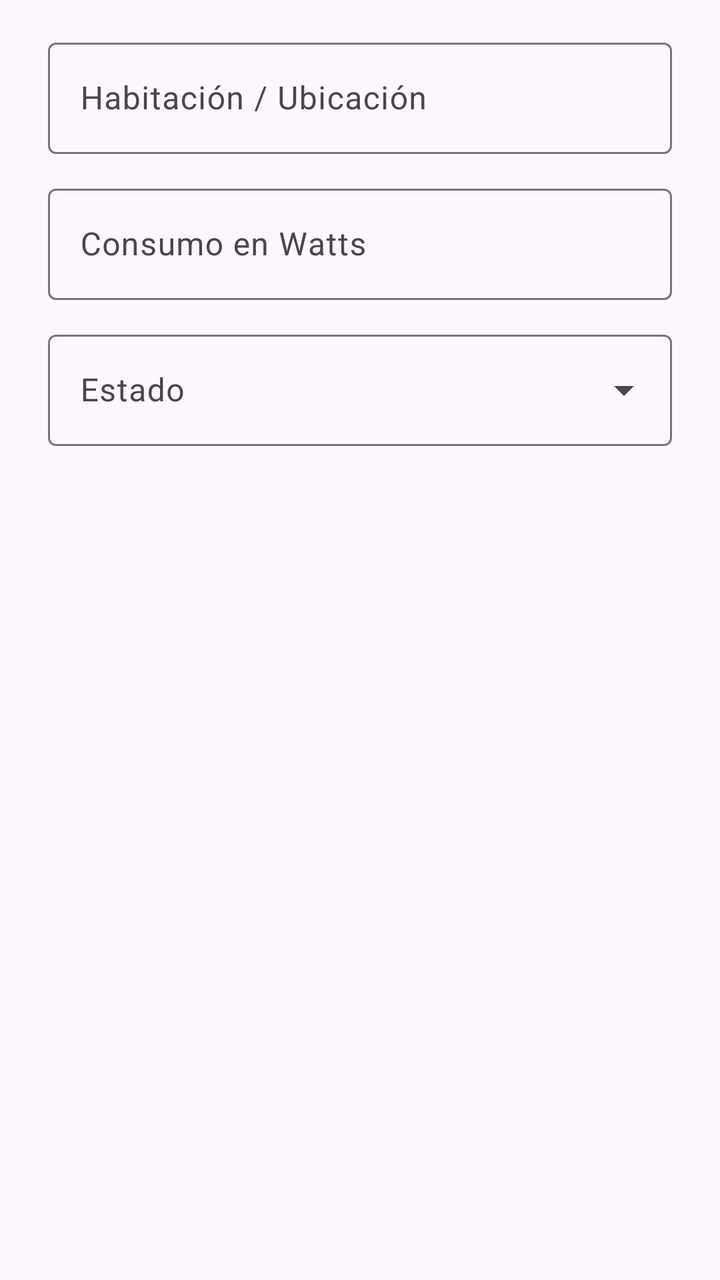
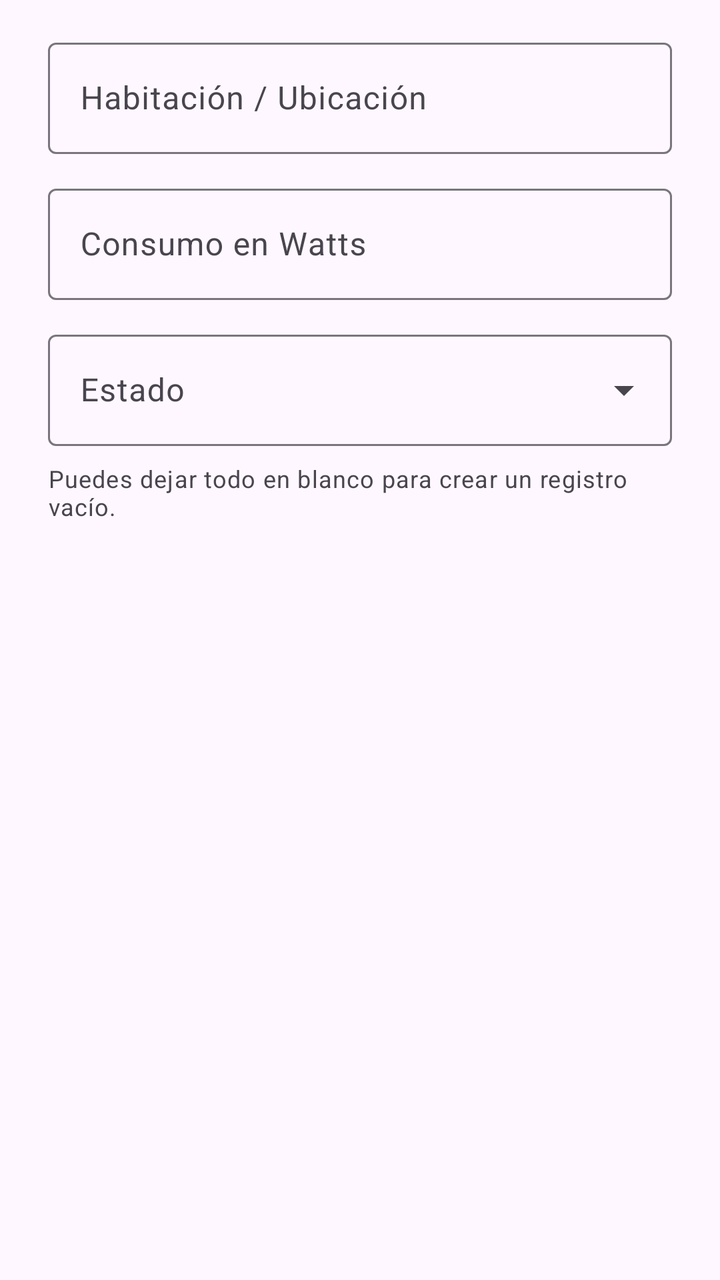

An Android layout rendered at two revisions. The XML below is the earlier revision; the diff shows what the commit changed to produce the second picture.
<!-- AndroidManifest.xml: application theme Theme.AppActividadIOT -->
<!-- res/layout/dialog_luz.xml -->
<?xml version="1.0" encoding="utf-8"?>
<LinearLayout xmlns:android="http://schemas.android.com/apk/res/android"
    xmlns:app="http://schemas.android.com/apk/res-auto"
    android:layout_width="match_parent"
    android:layout_height="wrap_content"
    android:orientation="vertical"
    android:paddingStart="24dp"
    android:paddingTop="16dp"
    android:paddingEnd="24dp"
    android:paddingBottom="8dp">

    <com.google.android.material.textfield.TextInputLayout
        android:id="@+id/tilHabitacion"
        style="@style/Widget.Material3.TextInputLayout.OutlinedBox"
        android:layout_width="match_parent"
        android:layout_height="wrap_content"
        android:layout_marginBottom="12dp"
        android:hint="@string/hint_habitacion">

        <com.google.android.material.textfield.TextInputEditText
            android:id="@+id/etHabitacion"
            android:layout_width="match_parent"
            android:layout_height="wrap_content"
            android:inputType="textCapSentences"
            android:maxLines="1" />
    </com.google.android.material.textfield.TextInputLayout>

    <com.google.android.material.textfield.TextInputLayout
        android:id="@+id/tilConsumoWatts"
        style="@style/Widget.Material3.TextInputLayout.OutlinedBox"
        android:layout_width="match_parent"
        android:layout_height="wrap_content"
        android:layout_marginBottom="12dp"
        android:hint="@string/hint_consumo_watts">

        <com.google.android.material.textfield.TextInputEditText
            android:id="@+id/etConsumoWatts"
            android:layout_width="match_parent"
            android:layout_height="wrap_content"
            android:inputType="number"
            android:maxLines="1" />
    </com.google.android.material.textfield.TextInputLayout>

    <com.google.android.material.textfield.TextInputLayout
        android:id="@+id/tilEstado"
        style="@style/Widget.Material3.TextInputLayout.OutlinedBox.ExposedDropdownMenu"
        android:layout_width="match_parent"
        android:layout_height="wrap_content"
        android:layout_marginBottom="8dp"
        android:hint="@string/hint_estado">

        <com.google.android.material.textfield.MaterialAutoCompleteTextView
            android:id="@+id/actvEstado"
            android:layout_width="match_parent"
            android:layout_height="wrap_content"
            android:inputType="none" />
    </com.google.android.material.textfield.TextInputLayout>

</LinearLayout>
<!-- resources referenced by this layout -->
<resources>
  <string name="hint_consumo_watts">Consumo en Watts</string>
  <string name="hint_estado">Estado</string>
  <string name="hint_habitacion">Habitación / Ubicación</string>
  <style name="Theme.AppActividadIOT" parent="Base.Theme.AppActividadIOT" />
  <style name="Base.Theme.AppActividadIOT" parent="Theme.Material3.DayNight.NoActionBar">
          
          
      </style>
</resources>

<!-- the commit's change to res/layout/dialog_luz.xml (unified diff, before → after) -->
@@ -56,4 +56,13 @@
             android:inputType="none" />
     </com.google.android.material.textfield.TextInputLayout>
 
+    <TextView
+        android:id="@+id/tlHelper"
+        android:layout_width="match_parent"
+        android:layout_height="wrap_content"
+        android:layout_marginBottom="8dp"
+        android:text="@string/helper_empty_record"
+        android:textAppearance="?attr/textAppearanceBodySmall"
+        android:textColor="?attr/colorOnSurfaceVariant" />
+
 </LinearLayout>
<!-- resource entries referenced after the edit -->
@@ -1,5 +1,6 @@
 <!-- resources referenced by this layout -->
 <resources>
+  <string name="helper_empty_record">Puedes dejar todo en blanco para crear un registro vacío.</string>
   <string name="hint_consumo_watts">Consumo en Watts</string>
   <string name="hint_estado">Estado</string>
   <string name="hint_habitacion">Habitación / Ubicación</string>
